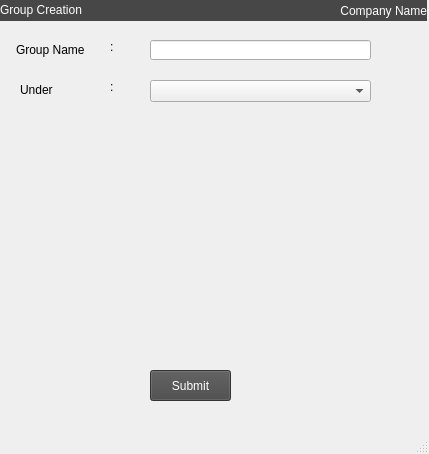
Above: Resources/Ui/CreateGroup.ui from Darshitjivani/MBAS before the change. Below: the same form after it.
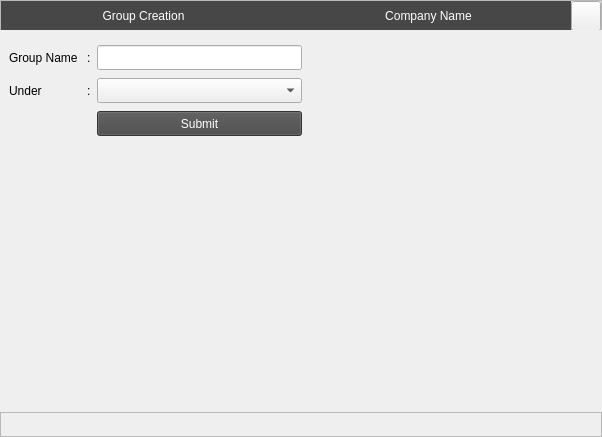
That is the form after the change. Icons and pictures are not drawn.

```diff
--- a/Resources/Ui/CreateGroup.ui
+++ b/Resources/Ui/CreateGroup.ui
@@ -6,170 +6,343 @@
    <rect>
     <x>0</x>
     <y>0</y>
-    <width>429</width>
-    <height>454</height>
+    <width>602</width>
+    <height>437</height>
    </rect>
   </property>
+  <property name="minimumSize">
+   <size>
+    <width>0</width>
+    <height>0</height>
+   </size>
+  </property>
   <property name="windowTitle">
    <string>MainWindow</string>
   </property>
+  <property name="styleSheet">
+   <string notr="true">QWidget{
+	font: 11pt &quot;Sitka Text&quot;;
+}</string>
+  </property>
   <widget class="QWidget" name="centralwidget">
-   <widget class="QLabel" name="lbCompanyName">
-    <property name="geometry">
-     <rect>
-      <x>-4</x>
-      <y>0</y>
-      <width>431</width>
-      <height>21</height>
-     </rect>
+   <layout class="QGridLayout" name="gridLayout_2">
+    <property name="leftMargin">
+     <number>0</number>
     </property>
-    <property name="styleSheet">
-     <string notr="true">background-color: rgb(71, 71, 71);
-color: rgb(255, 255, 255);
-font: 75 10pt &quot;MS Shell Dlg 2&quot;;
-</string>
+    <property name="topMargin">
+     <number>0</number>
     </property>
-    <property name="text">
-     <string>Company Name</string>
+    <property name="rightMargin">
+     <number>0</number>
     </property>
-    <property name="alignment">
-     <set>Qt::AlignRight|Qt::AlignTrailing|Qt::AlignVCenter</set>
+    <property name="bottomMargin">
+     <number>0</number>
     </property>
-   </widget>
-   <widget class="QLabel" name="lbGroupName">
-    <property name="geometry">
-     <rect>
-      <x>16</x>
-      <y>40</y>
-      <width>81</width>
-      <height>20</height>
-     </rect>
+    <property name="spacing">
+     <number>0</number>
     </property>
-    <property name="styleSheet">
-     <string notr="true">font: 75 10pt &quot;MS Shell Dlg 2&quot;;</string>
-    </property>
-    <property name="text">
-     <string>Group Name</string>
-    </property>
-   </widget>
-   <widget class="QLabel" name="label_2">
-    <property name="geometry">
-     <rect>
-      <x>20</x>
-      <y>80</y>
-      <width>61</width>
-      <height>20</height>
-     </rect>
-    </property>
-    <property name="styleSheet">
-     <string notr="true">font: 75 10pt &quot;MS Shell Dlg 2&quot;;</string>
-    </property>
-    <property name="text">
-     <string>Under </string>
-    </property>
-   </widget>
-   <widget class="QLabel" name="label">
-    <property name="geometry">
-     <rect>
-      <x>110</x>
-      <y>40</y>
-      <width>47</width>
-      <height>13</height>
-     </rect>
-    </property>
-    <property name="styleSheet">
-     <string notr="true">font: 75 10pt &quot;MS Shell Dlg 2&quot;;</string>
-    </property>
-    <property name="text">
-     <string>:</string>
-    </property>
-   </widget>
-   <widget class="QLabel" name="label_3">
-    <property name="geometry">
-     <rect>
-      <x>110</x>
-      <y>80</y>
-      <width>47</width>
-      <height>13</height>
-     </rect>
-    </property>
-    <property name="styleSheet">
-     <string notr="true">font: 75 10pt &quot;MS Shell Dlg 2&quot;;</string>
-    </property>
-    <property name="text">
-     <string>:</string>
-    </property>
-   </widget>
-   <widget class="QLineEdit" name="lineEdit">
-    <property name="geometry">
-     <rect>
-      <x>150</x>
-      <y>40</y>
-      <width>221</width>
-      <height>20</height>
-     </rect>
-    </property>
-   </widget>
-   <widget class="QComboBox" name="comboBox">
-    <property name="geometry">
-     <rect>
-      <x>150</x>
-      <y>80</y>
-      <width>221</width>
-      <height>22</height>
-     </rect>
-    </property>
-   </widget>
-   <widget class="QPushButton" name="pbSubmit">
-    <property name="geometry">
-     <rect>
-      <x>150</x>
-      <y>370</y>
-      <width>81</width>
-      <height>31</height>
-     </rect>
-    </property>
-    <property name="styleSheet">
-     <string notr="true">background-color: rgb(71, 71, 71);
+    <item row="7" column="0">
+     <widget class="QFrame" name="frame_2">
+      <property name="maximumSize">
+       <size>
+        <width>16777215</width>
+        <height>25</height>
+       </size>
+      </property>
+      <property name="frameShape">
+       <enum>QFrame::StyledPanel</enum>
+      </property>
+      <property name="frameShadow">
+       <enum>QFrame::Raised</enum>
+      </property>
+     </widget>
+    </item>
+    <item row="0" column="0">
+     <widget class="QFrame" name="frame">
+      <property name="maximumSize">
+       <size>
+        <width>16777215</width>
+        <height>30</height>
+       </size>
+      </property>
+      <property name="frameShape">
+       <enum>QFrame::StyledPanel</enum>
+      </property>
+      <property name="frameShadow">
+       <enum>QFrame::Raised</enum>
+      </property>
+      <layout class="QGridLayout" name="gridLayout_3">
+       <property name="leftMargin">
+        <number>0</number>
+       </property>
+       <property name="topMargin">
+        <number>0</number>
+       </property>
+       <property name="rightMargin">
+        <number>0</number>
+       </property>
+       <property name="bottomMargin">
+        <number>0</number>
+       </property>
+       <property name="spacing">
+        <number>0</number>
+       </property>
+       <item row="0" column="0">
+        <widget class="QLabel" name="label_4">
+         <property name="minimumSize">
+          <size>
+           <width>0</width>
+           <height>30</height>
+          </size>
+         </property>
+         <property name="styleSheet">
+          <string notr="true">background-color: rgb(71, 71, 71);
 color: rgb(255, 255, 255);
 font: 75 10pt &quot;MS Shell Dlg 2&quot;;
 </string>
-    </property>
-    <property name="text">
-     <string>Submit</string>
-    </property>
-   </widget>
-   <widget class="QLabel" name="label_4">
-    <property name="geometry">
-     <rect>
-      <x>0</x>
-      <y>2</y>
-      <width>91</width>
-      <height>16</height>
-     </rect>
-    </property>
-    <property name="styleSheet">
-     <string notr="true">background-color: rgb(71, 71, 71);
+         </property>
+         <property name="text">
+          <string>Group Creation</string>
+         </property>
+         <property name="alignment">
+          <set>Qt::AlignCenter</set>
+         </property>
+        </widget>
+       </item>
+       <item row="0" column="3">
+        <widget class="QPushButton" name="pushButton">
+         <property name="minimumSize">
+          <size>
+           <width>30</width>
+           <height>30</height>
+          </size>
+         </property>
+         <property name="maximumSize">
+          <size>
+           <width>30</width>
+           <height>30</height>
+          </size>
+         </property>
+         <property name="text">
+          <string/>
+         </property>
+         <property name="icon">
+          <iconset resource="../icons/icons.qrc">
+           <normaloff>:/newPrefix/icons/x.svg</normaloff>:/newPrefix/icons/x.svg</iconset>
+         </property>
+         <property name="iconSize">
+          <size>
+           <width>20</width>
+           <height>20</height>
+          </size>
+         </property>
+        </widget>
+       </item>
+       <item row="0" column="2">
+        <widget class="QLabel" name="lbCompanyName">
+         <property name="minimumSize">
+          <size>
+           <width>30</width>
+           <height>30</height>
+          </size>
+         </property>
+         <property name="maximumSize">
+          <size>
+           <width>16777215</width>
+           <height>30</height>
+          </size>
+         </property>
+         <property name="styleSheet">
+          <string notr="true">background-color: rgb(71, 71, 71);
 color: rgb(255, 255, 255);
 font: 75 10pt &quot;MS Shell Dlg 2&quot;;
 </string>
-    </property>
-    <property name="text">
-     <string>Group Creation</string>
-    </property>
-   </widget>
+         </property>
+         <property name="text">
+          <string>Company Name</string>
+         </property>
+         <property name="alignment">
+          <set>Qt::AlignCenter</set>
+         </property>
+        </widget>
+       </item>
+      </layout>
+     </widget>
+    </item>
+    <item row="1" column="0">
+     <widget class="QWidget" name="widget" native="true">
+      <property name="styleSheet">
+       <string notr="true">font: 10pt &quot;Sitka Text&quot;;</string>
+      </property>
+      <layout class="QGridLayout" name="gridLayout">
+       <property name="leftMargin">
+        <number>9</number>
+       </property>
+       <property name="topMargin">
+        <number>15</number>
+       </property>
+       <property name="rightMargin">
+        <number>300</number>
+       </property>
+       <property name="bottomMargin">
+        <number>0</number>
+       </property>
+       <property name="verticalSpacing">
+        <number>8</number>
+       </property>
+       <item row="2" column="2">
+        <widget class="QPushButton" name="pbSubmit">
+         <property name="minimumSize">
+          <size>
+           <width>0</width>
+           <height>25</height>
+          </size>
+         </property>
+         <property name="maximumSize">
+          <size>
+           <width>16777215</width>
+           <height>25</height>
+          </size>
+         </property>
+         <property name="styleSheet">
+          <string notr="true">background-color: rgb(71, 71, 71);
+color: rgb(255, 255, 255);
+</string>
+         </property>
+         <property name="text">
+          <string>Submit</string>
+         </property>
+        </widget>
+       </item>
+       <item row="1" column="0">
+        <widget class="QLabel" name="label_2">
+         <property name="minimumSize">
+          <size>
+           <width>0</width>
+           <height>25</height>
+          </size>
+         </property>
+         <property name="maximumSize">
+          <size>
+           <width>16777215</width>
+           <height>25</height>
+          </size>
+         </property>
+         <property name="styleSheet">
+          <string notr="true"/>
+         </property>
+         <property name="text">
+          <string>Under </string>
+         </property>
+        </widget>
+       </item>
+       <item row="0" column="0">
+        <widget class="QLabel" name="lbGroupName">
+         <property name="minimumSize">
+          <size>
+           <width>0</width>
+           <height>0</height>
+          </size>
+         </property>
+         <property name="maximumSize">
+          <size>
+           <width>16777215</width>
+           <height>30</height>
+          </size>
+         </property>
+         <property name="styleSheet">
+          <string notr="true"/>
+         </property>
+         <property name="text">
+          <string>Group Name </string>
+         </property>
+        </widget>
+       </item>
+       <item row="1" column="1">
+        <widget class="QLabel" name="label">
+         <property name="minimumSize">
+          <size>
+           <width>0</width>
+           <height>25</height>
+          </size>
+         </property>
+         <property name="maximumSize">
+          <size>
+           <width>16777215</width>
+           <height>25</height>
+          </size>
+         </property>
+         <property name="text">
+          <string>:</string>
+         </property>
+        </widget>
+       </item>
+       <item row="3" column="2">
+        <widget class="Line" name="line_2">
+         <property name="styleSheet">
+          <string notr="true">background-color:transparent;</string>
+         </property>
+         <property name="orientation">
+          <enum>Qt::Vertical</enum>
+         </property>
+        </widget>
+       </item>
+       <item row="0" column="1">
+        <widget class="QLabel" name="label_3">
+         <property name="minimumSize">
+          <size>
+           <width>0</width>
+           <height>25</height>
+          </size>
+         </property>
+         <property name="maximumSize">
+          <size>
+           <width>16777215</width>
+           <height>25</height>
+          </size>
+         </property>
+         <property name="text">
+          <string>:</string>
+         </property>
+        </widget>
+       </item>
+       <item row="0" column="2">
+        <widget class="QLineEdit" name="lineEdit">
+         <property name="minimumSize">
+          <size>
+           <width>0</width>
+           <height>25</height>
+          </size>
+         </property>
+         <property name="maximumSize">
+          <size>
+           <width>16777215</width>
+           <height>25</height>
+          </size>
+         </property>
+        </widget>
+       </item>
+       <item row="1" column="2">
+        <widget class="QComboBox" name="comboBox">
+         <property name="minimumSize">
+          <size>
+           <width>0</width>
+           <height>25</height>
+          </size>
+         </property>
+         <property name="maximumSize">
+          <size>
+           <width>16777215</width>
+           <height>25</height>
+          </size>
+         </property>
+        </widget>
+       </item>
+      </layout>
+     </widget>
+    </item>
+   </layout>
   </widget>
-  <widget class="QMenuBar" name="menubar">
-   <property name="geometry">
-    <rect>
-     <x>0</x>
-     <y>0</y>
-     <width>429</width>
-     <height>21</height>
-    </rect>
-   </property>
-  </widget>
-  <widget class="QStatusBar" name="statusbar"/>
  </widget>
  <resources/>
  <connections/>
```
Left out of the diff: 8 changed lines with no effect on the pictures.
